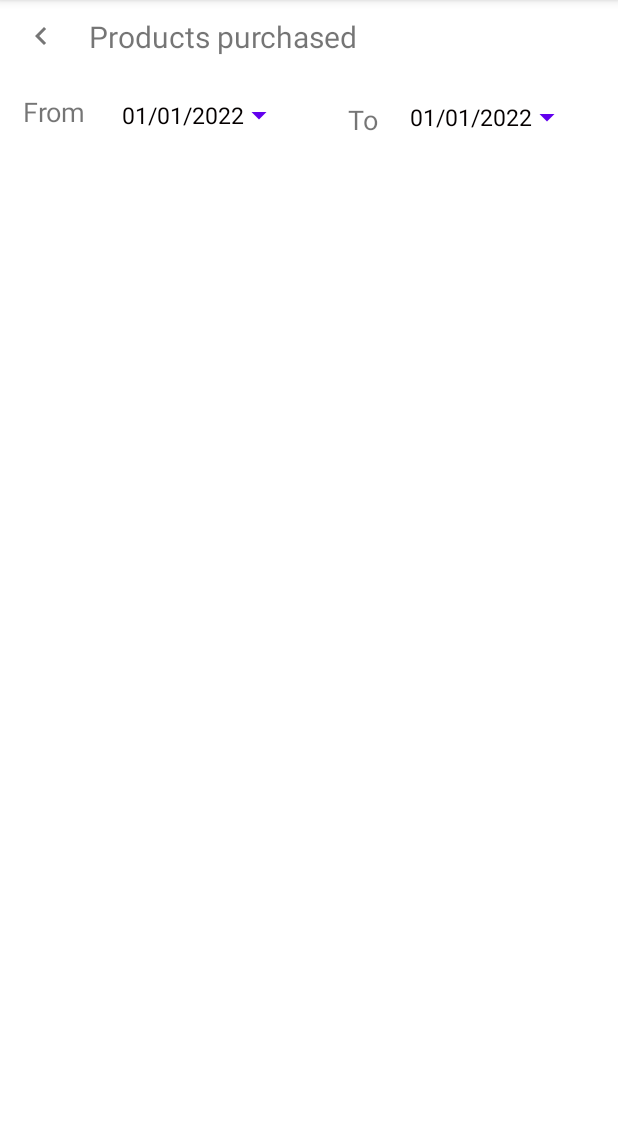
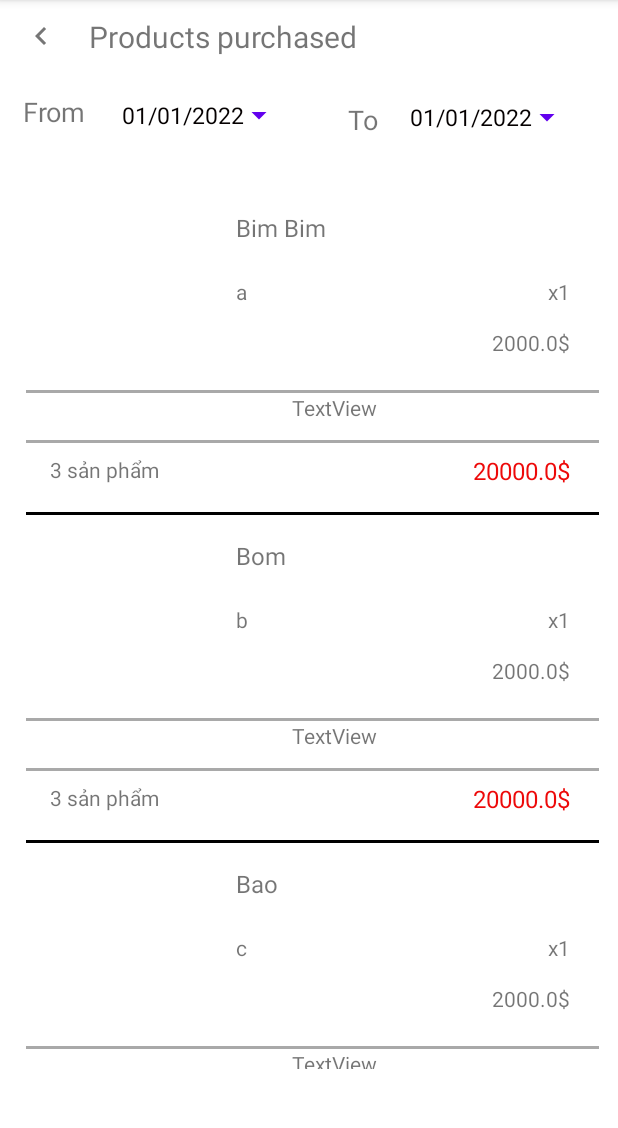
Before and after one commit to hoandk20/ShopOnline, an Android app: the fragment ListPurchasedOrderFragment shown on its own in the app's theme, on a phone screen of 412 x 824 dp, the part 84-1212 px from its top. Run offline under Robolectric (Android 15) with nearby library versions, the phone set to English and light mode, and no system bars; our stand-ins replace Room's generated code; 3 statements that could not run were skipped.

Commit message:
History Purchase

```diff
--- a/app/src/main/java/com/example/shoponline/Common/API.java
+++ b/app/src/main/java/com/example/shoponline/Common/API.java
@@ -15,6 +15,7 @@ public class API {
     public String InsertAccount = "https://personal-p3ceovob.outsystemscloud.com/ShoppingOnline/rest/API/InsertAccount?InUsername=%s&InPassword=%s&InPhoneNumber=%s&InAddress=%s";
     public String getAccountByName = "https://personal-p3ceovob.outsystemscloud.com/ShoppingOnline/rest/API/GetAccountInfo?InUsername=%s";
     public String GetListBase64ImageProduct = "https://personal-p3ceovob.outsystemscloud.com/ShoppingOnline/rest/API/GetAllProductImage";
+    public String GetAllBillById = "https://personal-p3ceovob.outsystemscloud.com/ShoppingOnline/rest/API/GetAllBillById?Id=%s";
 
     public String GetStringFromApi(String api){
 
--- a/app/src/main/java/com/example/shoponline/Common/MyRoomDatabase.java
+++ b/app/src/main/java/com/example/shoponline/Common/MyRoomDatabase.java
@@ -3,6 +3,7 @@ package com.example.shoponline.Common;
 import androidx.room.Database;
 import androidx.room.RoomDatabase;
 
+import com.example.shoponline.Controller.Dao.BillDao;
 import com.example.shoponline.Controller.Dao.CatelogyDao;
 import com.example.shoponline.Controller.Dao.ImageDao;
 import com.example.shoponline.Controller.Dao.ProductDao;
@@ -20,4 +21,5 @@ public abstract class MyRoomDatabase extends RoomDatabase {
     public abstract CatelogyDao createCategoryDao();
     public abstract ImageDao createImageDao();
     public abstract ProductDao createProductDao();
+    public abstract BillDao createBillDao();
 }
--- /dev/null
+++ b/app/src/main/java/com/example/shoponline/Controller/Dao/BillDao.java
@@ -0,0 +1,13 @@
+package com.example.shoponline.Controller.Dao;
+
+import androidx.room.Dao;
+import androidx.room.Query;
+
+import com.example.shoponline.Model.Bill;
+
+import java.util.List;
+@Dao
+public interface BillDao {
+    /*@Query("SELECT * FROM Bill")
+    List<Bill> getAllProductById();*/
+}
--- a/app/src/main/java/com/example/shoponline/Model/Bill.java
+++ b/app/src/main/java/com/example/shoponline/Model/Bill.java
@@ -1,16 +1,13 @@
 package com.example.shoponline.Model;
 
-import androidx.room.ColumnInfo;
-import androidx.room.Entity;
-import androidx.room.PrimaryKey;
-
 import java.sql.Date;
+import java.time.LocalDate;
 
 public class Bill {
-    private long id;
+    private String billId;
     private long accountId;
-    private Date dateBuy;
-    private long productId;
+    private LocalDate dateBuy;
+    private String productId;
     private int quantity;
     private int totalQuantity;
     private double unitPrice;
@@ -22,22 +19,26 @@ public class Bill {
     public Bill() {
     }
 
-
-
-    public int getTotalQuantity() {
-        return totalQuantity;
+    public Bill(String billId, long accountId, LocalDate dateBuy, String productId, int quantity, int totalQuantity, double unitPrice, double totalPrice, String imageId, String nameProduct, String type) {
+        this.billId = billId;
+        this.accountId = accountId;
+        this.dateBuy = dateBuy;
+        this.productId = productId;
+        this.quantity = quantity;
+        this.totalQuantity = totalQuantity;
+        this.unitPrice = unitPrice;
+        this.totalPrice = totalPrice;
+        this.imageId = imageId;
+        this.nameProduct = nameProduct;
+        this.type = type;
     }
 
-    public void setTotalQuantity(int totalQuantity) {
-        this.totalQuantity = totalQuantity;
+    public String getBillId() {
+        return billId;
     }
 
-    public long getId() {
-        return id;
-    }
-
-    public void setId(long id) {
-        this.id = id;
+    public void setBillId(String billId) {
+        this.billId = billId;
     }
 
     public long getAccountId() {
@@ -48,19 +49,19 @@ public class Bill {
         this.accountId = accountId;
     }
 
-    public Date getDateBuy() {
+    public LocalDate getDateBuy() {
         return dateBuy;
     }
 
-    public void setDateBuy(Date dateBuy) {
+    public void setDateBuy(LocalDate dateBuy) {
         this.dateBuy = dateBuy;
     }
 
-    public long getProductId() {
+    public String getProductId() {
         return productId;
     }
 
-    public void setProductId(long productId) {
+    public void setProductId(String productId) {
         this.productId = productId;
     }
 
@@ -70,6 +71,14 @@ public class Bill {
 
     public void setQuantity(int quantity) {
         this.quantity = quantity;
+    }
+
+    public int getTotalQuantity() {
+        return totalQuantity;
+    }
+
+    public void setTotalQuantity(int totalQuantity) {
+        this.totalQuantity = totalQuantity;
     }
 
     public double getUnitPrice() {
--- /dev/null
+++ b/app/src/main/java/com/example/shoponline/View/Fragment/Adapter/ListPurchaseOrderAdapter.java
@@ -0,0 +1,83 @@
+package com.example.shoponline.View.Fragment.Adapter;
+
+import android.content.Context;
+import android.content.Intent;
+import android.graphics.Bitmap;
+import android.os.Bundle;
+import android.view.LayoutInflater;
+import android.view.View;
+import android.view.ViewGroup;
+import android.widget.ImageView;
+import android.widget.RelativeLayout;
+import android.widget.TextView;
+
+import androidx.annotation.NonNull;
+import androidx.recyclerview.widget.RecyclerView;
+
+import com.example.shoponline.Common.ImageSupport;
+import com.example.shoponline.Model.Bill;
+import com.example.shoponline.Model.Product;
+import com.example.shoponline.R;
+import com.example.shoponline.View.DetailActivity;
+
+import java.util.ArrayList;
+
+public class ListPurchaseOrderAdapter extends RecyclerView.Adapter<ListPurchaseOrderAdapter.MyViewHolder> {
+
+    Context context;
+    ArrayList<Bill> list;
+
+    public ListPurchaseOrderAdapter(Context context, ArrayList<Bill> list) {
+        this.context = context;
+        this.list = list;
+    }
+
+
+    @NonNull
+    @Override
+    public MyViewHolder onCreateViewHolder(@NonNull ViewGroup parent, int viewType) {
+        View view = LayoutInflater.from(parent.getContext()).inflate(R.layout.item_order_purchased, parent, false);
+        return new ListPurchaseOrderAdapter.MyViewHolder(view);
+    }
+
+    @Override
+    public void onBindViewHolder(@NonNull MyViewHolder holder, int position) {
+        /*ImageSupport imageSupport = new ImageSupport();
+        Bitmap btmImage = imageSupport.getBitMapImagebyId(list.get(position).getImageId());
+        holder.imageOrderPurchased.setImageBitmap(btmImage);*/
+        holder.nameProductOrderPurchased.setText(list.get(position).getNameProduct());
+        holder.typeOrderPurchased.setText(list.get(position).getType());
+        holder.priceAllOrderPurchased.setText(list.get(position).getTotalPrice() + "$");
+        holder.numberTotalOrderPurchased.setText(list.get(position).getTotalQuantity());
+        holder.numberDetailOrderPurchased.setText(list.get(position).getQuantity());
+        holder.priceDetailOrderPurchased.setText(list.get(position).getUnitPrice() +"$");
+
+        holder.DetailViewOrderPurchased.setOnClickListener(new View.OnClickListener() {
+            @Override
+            public void onClick(View view) {
+            }
+        });
+    }
+
+    @Override
+    public int getItemCount() {
+        return list.size();
+    }
+
+    public static class MyViewHolder extends RecyclerView.ViewHolder {
+        ImageView imageOrderPurchased;
+        TextView nameProductOrderPurchased,priceAllOrderPurchased,numberTotalOrderPurchased, typeOrderPurchased, numberDetailOrderPurchased, priceDetailOrderPurchased, DetailViewOrderPurchased;
+
+        public MyViewHolder(@NonNull View itemView) {
+            super(itemView);
+            imageOrderPurchased = itemView.findViewById(R.id.imageOrderPurchased);
+            nameProductOrderPurchased = itemView.findViewById(R.id.nameProductOrderPurchased);
+            typeOrderPurchased = itemView.findViewById(R.id.typeOrderPurchased);
+            numberDetailOrderPurchased = itemView.findViewById(R.id.numberDetailOrderPurchased);
+            DetailViewOrderPurchased = itemView.findViewById(R.id.DetailViewOrderPurchased);
+            priceDetailOrderPurchased = itemView.findViewById(R.id.priceDetailOrderPurchased);
+            numberTotalOrderPurchased = itemView.findViewById(R.id.numberTotalOrderPurchased);
+            priceAllOrderPurchased = itemView.findViewById(R.id.priceAllOrderPurchased);
+        }
+    }
+}
--- a/app/src/main/java/com/example/shoponline/View/Fragment/ListPurchasedOrderFragment.java
+++ b/app/src/main/java/com/example/shoponline/View/Fragment/ListPurchasedOrderFragment.java
@@ -2,65 +2,80 @@ package com.example.shoponline.View.Fragment;
 
 import android.os.Bundle;
 
+import androidx.annotation.NonNull;
+import androidx.annotation.Nullable;
 import androidx.fragment.app.Fragment;
+import androidx.recyclerview.widget.LinearLayoutManager;
+import androidx.recyclerview.widget.RecyclerView;
+import androidx.room.Room;
+import androidx.viewpager.widget.ViewPager;
 
 import android.view.LayoutInflater;
 import android.view.View;
 import android.view.ViewGroup;
+import android.widget.Spinner;
 
+import com.example.shoponline.Common.MyRoomDatabase;
+import com.example.shoponline.Controller.Dao.BillDao;
+import com.example.shoponline.Controller.Dao.ProductDao;
+import com.example.shoponline.Controller.ProductController;
+import com.example.shoponline.Model.Bill;
+import com.example.shoponline.Model.Category;
+import com.example.shoponline.Model.Product;
+import com.example.shoponline.Model.SlideShow;
 import com.example.shoponline.R;
+import com.example.shoponline.View.Fragment.Adapter.ListProductHomeAdapter;
+import com.example.shoponline.View.Fragment.Adapter.ListPurchaseOrderAdapter;
+import com.google.android.material.tabs.TabLayout;
 
-/**
- * A simple {@link Fragment} subclass.
- * Use the {@link ListPurchasedOrderFragment#newInstance} factory method to
- * create an instance of this fragment.
- */
+import java.text.DateFormat;
+import java.text.ParseException;
+import java.text.SimpleDateFormat;
+import java.time.Instant;
+import java.time.LocalDate;
+import java.time.format.DateTimeFormatter;
+import java.util.ArrayList;
+import java.util.Date;
+import java.util.List;
+
 public class ListPurchasedOrderFragment extends Fragment {
 
-    // TODO: Rename parameter arguments, choose names that match
-    // the fragment initialization parameters, e.g. ARG_ITEM_NUMBER
-    private static final String ARG_PARAM1 = "param1";
-    private static final String ARG_PARAM2 = "param2";
-
-    // TODO: Rename and change types of parameters
-    private String mParam1;
-    private String mParam2;
+    private ArrayList<Bill> listBill;
+    private ListPurchaseOrderAdapter listPurchaseOrderAdapter;
+    private MyRoomDatabase myRoomDatabase;
 
     public ListPurchasedOrderFragment() {
-        // Required empty public constructor
-    }
-
-    /**
-     * Use this factory method to create a new instance of
-     * this fragment using the provided parameters.
-     *
-     * @param param1 Parameter 1.
-     * @param param2 Parameter 2.
-     * @return A new instance of fragment ListPurchasedOrderFragment.
-     */
-    // TODO: Rename and change types and number of parameters
-    public static ListPurchasedOrderFragment newInstance(String param1, String param2) {
-        ListPurchasedOrderFragment fragment = new ListPurchasedOrderFragment();
-        Bundle args = new Bundle();
-        args.putString(ARG_PARAM1, param1);
-        args.putString(ARG_PARAM2, param2);
-        fragment.setArguments(args);
-        return fragment;
-    }
-
-    @Override
-    public void onCreate(Bundle savedInstanceState) {
-        super.onCreate(savedInstanceState);
-        if (getArguments() != null) {
-            mParam1 = getArguments().getString(ARG_PARAM1);
-            mParam2 = getArguments().getString(ARG_PARAM2);
-        }
     }
 
     @Override
     public View onCreateView(LayoutInflater inflater, ViewGroup container,
                              Bundle savedInstanceState) {
-        // Inflate the layout for this fragment
         return inflater.inflate(R.layout.fragment_list_purchased_order, container, false);
     }
+
+    @Override
+    public void onViewCreated(@NonNull View view, @Nullable Bundle savedInstanceState) {
+        super.onViewCreated(view, savedInstanceState);
+        myRoomDatabase = Room.databaseBuilder(getContext(), MyRoomDatabase.class, "mydatabase.db")
+                .allowMainThreadQueries()
+                .build();
+        RecyclerView rvBill = view.findViewById(R.id.rvListProduct);
+        rvBill.setLayoutManager(new LinearLayoutManager(view.getContext()));
+        listBill.clear();
+        listBill = new ArrayList<>();
+        //getAllBillByIdAccount();
+        listBill.add(new Bill("b01", 01, LocalDate.parse("18-12-2000", DateTimeFormatter.ofPattern("dd-MM-yyyy")),"p01",10,10,2000,20000,"abc","Bim Bim","a"));
+        listBill.add(new Bill("b02", 01, LocalDate.parse("18-12-2000", DateTimeFormatter.ofPattern("dd-MM-yyyy")),"p02",10,10,2000,20000,"abc","Bom","b"));
+        listBill.add(new Bill("b03", 01, LocalDate.parse("18-12-2000", DateTimeFormatter.ofPattern("dd-MM-yyyy")),"p03",10,10,2000,20000,"abc","Bao","c"));
+        listBill.add(new Bill("b04", 01, LocalDate.parse("18-12-2000", DateTimeFormatter.ofPattern("dd-MM-yyyy")),"p04",10,10,2000,20000,"abc","Min","d"));
+        listBill.add(new Bill("b05", 01, LocalDate.parse("18-12-2000", DateTimeFormatter.ofPattern("dd-MM-yyyy")),"p05",10,10,2000,20000,"abc","Hoa","e"));
+
+        listPurchaseOrderAdapter = new ListPurchaseOrderAdapter(view.getContext(),listBill);
+        rvBill.setAdapter(listPurchaseOrderAdapter);
+    }
+
+    /*private void getAllBillByIdAccount() {
+        BillDao billDao = myRoomDatabase.createBillDao();
+        listBill = billDao.getAllBillByIdAccount();
+    }*/
 }
--- a/app/src/main/res/layout/fragment_list_purchased_order.xml
+++ b/app/src/main/res/layout/fragment_list_purchased_order.xml
@@ -77,7 +77,6 @@
             android:id="@+id/rvListProduct"
             android:layout_width="382dp"
             android:layout_height="588dp"
-
             android:layout_marginStart="12dp"
             android:layout_marginTop="24dp"
             app:layoutManager="androidx.recyclerview.widget.GridLayoutManager"
--- a/app/src/main/res/layout/item_order_purchased.xml
+++ b/app/src/main/res/layout/item_order_purchased.xml
@@ -1,9 +1,10 @@
 <?xml version="1.0" encoding="utf-8"?>
-<androidx.constraintlayout.widget.ConstraintLayout xmlns:android="http://schemas.android.com/apk/res/android"
+<androidx.constraintlayout.widget.ConstraintLayout
+    xmlns:android="http://schemas.android.com/apk/res/android"
     xmlns:app="http://schemas.android.com/apk/res-auto"
     xmlns:tools="http://schemas.android.com/tools"
     android:layout_width="match_parent"
-             android:layout_height="match_parent">
+    android:layout_height="wrap_content">
 
     <ImageView
         android:id="@+id/imageOrderPurchased"
```
Also changed, not shown: app/src/main/java/com/example/shoponline/Controller/HistoryPurchaseController.java (added, +54 -0 lines), 2 other files.
